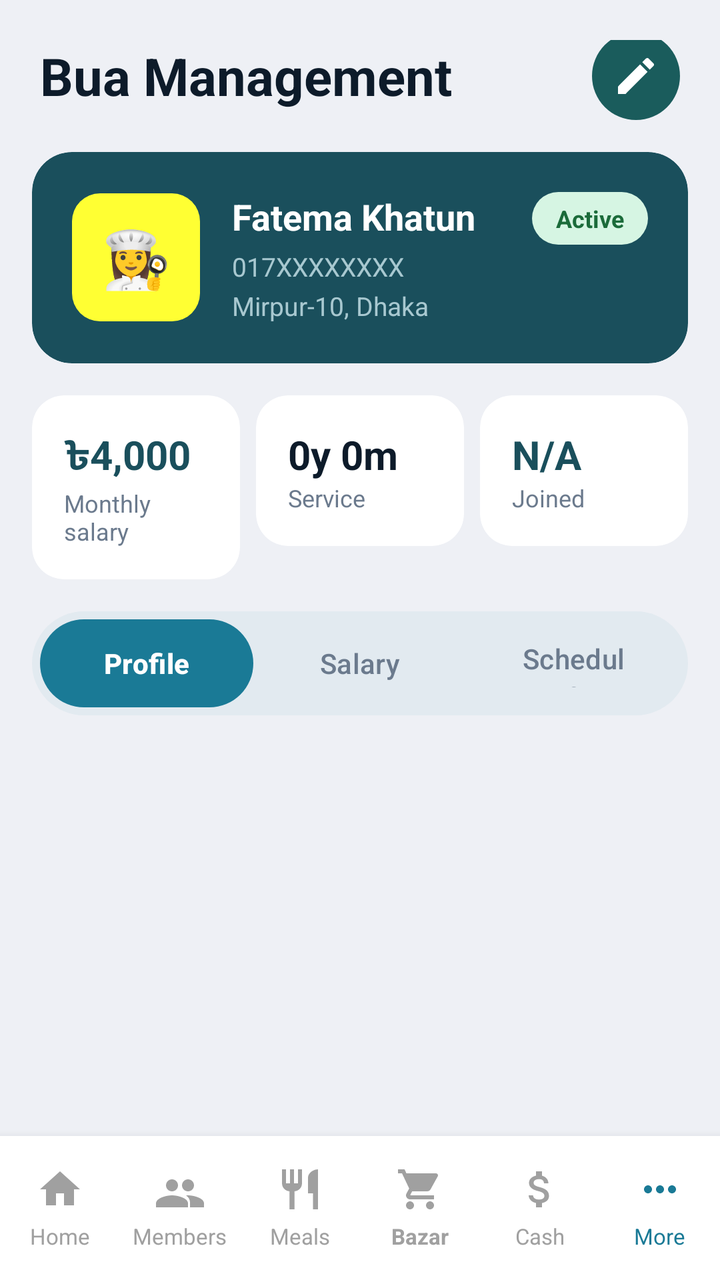
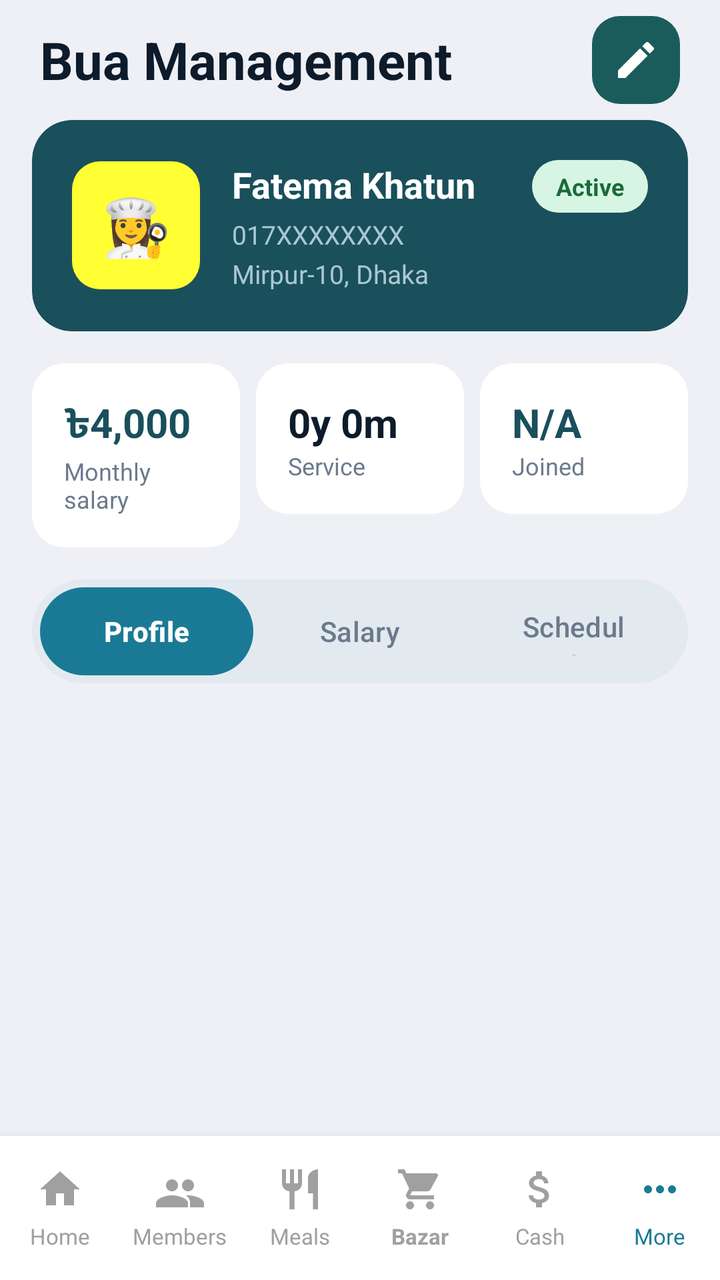

An Android layout rendered at two revisions. The XML below is the earlier revision; the diff shows what the commit changed to produce the second picture.
<!-- AndroidManifest.xml: application theme Theme.MessManagement -->
<!-- res/layout/activity_bua_management.xml -->
<?xml version="1.0" encoding="utf-8"?>
<LinearLayout
    xmlns:android="http://schemas.android.com/apk/res/android"
    xmlns:app="http://schemas.android.com/apk/res-auto"
    android:layout_width="match_parent"
    android:layout_height="match_parent"
    android:orientation="vertical"
    android:background="#EEF0F5">

    
    <RelativeLayout
        android:layout_width="match_parent"
        android:layout_height="wrap_content"
        android:paddingHorizontal="20dp"
        android:paddingTop="20dp"
        android:paddingBottom="12dp">

        <TextView
            android:layout_width="wrap_content"
            android:layout_height="wrap_content"
            android:layout_centerVertical="true"
            android:text="Bua Management"
            android:textColor="#0D1B2A"
            android:textSize="26sp"
            android:textStyle="bold" />

        <ImageButton
            android:id="@+id/btnEditBua"
            android:layout_width="44dp"
            android:layout_height="44dp"
            android:layout_alignParentEnd="true"
            android:layout_centerVertical="true"
            android:background="@drawable/bg_circle_teal"
            android:src="@drawable/ic_edit"
            android:contentDescription="Edit" />

    </RelativeLayout>

    <ScrollView
        android:layout_width="match_parent"
        android:layout_height="0dp"
        android:layout_weight="1"
        android:clipToPadding="false">

        <LinearLayout
            android:layout_width="match_parent"
            android:layout_height="wrap_content"
            android:orientation="vertical"
            android:paddingHorizontal="16dp">

            
            <androidx.cardview.widget.CardView
                android:layout_width="match_parent"
                android:layout_height="wrap_content"
                android:layout_marginBottom="16dp"
                app:cardCornerRadius="20dp"
                app:cardElevation="0dp"
                app:cardBackgroundColor="#1A4F5C">

                <RelativeLayout
                    android:layout_width="match_parent"
                    android:layout_height="wrap_content"
                    android:padding="20dp">

                    
                    <TextView
                        android:id="@+id/tvBuaAvatar"
                        android:layout_width="64dp"
                        android:layout_height="64dp"
                        android:background="@drawable/bg_avatar_white"
                        android:gravity="center"
                        android:text="👩‍🍳"
                        android:textSize="28sp"
                        android:layout_centerVertical="true" />

                    
                    <TextView
                        android:layout_width="wrap_content"
                        android:layout_height="wrap_content"
                        android:layout_alignParentEnd="true"
                        android:layout_alignParentTop="true"
                        android:background="@drawable/bg_badge_active"
                        android:paddingHorizontal="12dp"
                        android:paddingVertical="5dp"
                        android:text="Active"
                        android:textColor="#1B6B3A"
                        android:textSize="12sp"
                        android:textStyle="bold" />

                    
                    <LinearLayout
                        android:layout_width="match_parent"
                        android:layout_height="wrap_content"
                        android:layout_toEndOf="@id/tvBuaAvatar"
                        android:layout_centerVertical="true"
                        android:orientation="vertical"
                        android:paddingStart="16dp">

                        <TextView
                            android:id="@+id/tvBuaNameHeader"
                            android:layout_width="wrap_content"
                            android:layout_height="wrap_content"
                            android:text="Fatema Khatun"
                            android:textColor="#FFFFFF"
                            android:textSize="18sp"
                            android:textStyle="bold"
                            android:layout_marginBottom="4dp" />

                        <TextView
                            android:id="@+id/tvBuaPhoneHeader"
                            android:layout_width="wrap_content"
                            android:layout_height="wrap_content"
                            android:text="017XXXXXXXX"
                            android:textColor="#A8C8D0"
                            android:textSize="13sp"
                            android:layout_marginBottom="2dp" />

                        <TextView
                            android:id="@+id/tvBuaAddressHeader"
                            android:layout_width="wrap_content"
                            android:layout_height="wrap_content"
                            android:text="Mirpur-10, Dhaka"
                            android:textColor="#A8C8D0"
                            android:textSize="13sp" />

                    </LinearLayout>

                </RelativeLayout>

            </androidx.cardview.widget.CardView>

            
            <LinearLayout
                android:layout_width="match_parent"
                android:layout_height="wrap_content"
                android:orientation="horizontal"
                android:layout_marginBottom="16dp">

                
                <androidx.cardview.widget.CardView
                    android:layout_width="0dp"
                    android:layout_height="wrap_content"
                    android:layout_weight="1"
                    android:layout_marginEnd="8dp"
                    app:cardCornerRadius="16dp"
                    app:cardElevation="0dp"
                    app:cardBackgroundColor="#FFFFFF">
                    <LinearLayout
                        android:layout_width="match_parent"
                        android:layout_height="wrap_content"
                        android:orientation="vertical"
                        android:padding="16dp">
                        <TextView
                            android:id="@+id/tvBuaSalaryStat"
                            android:layout_width="wrap_content"
                            android:layout_height="wrap_content"
                            android:text="৳4,000"
                            android:textColor="#1A4F5C"
                            android:textSize="20sp"
                            android:textStyle="bold" />
                        <TextView
                            android:layout_width="wrap_content"
                            android:layout_height="wrap_content"
                            android:text="Monthly salary"
                            android:textColor="#6B7A8D"
                            android:textSize="12sp" />
                    </LinearLayout>
                </androidx.cardview.widget.CardView>

                
                <androidx.cardview.widget.CardView
                    android:layout_width="0dp"
                    android:layout_height="wrap_content"
                    android:layout_weight="1"
                    android:layout_marginEnd="8dp"
                    app:cardCornerRadius="16dp"
                    app:cardElevation="0dp"
                    app:cardBackgroundColor="#FFFFFF">
                    <LinearLayout
                        android:layout_width="match_parent"
                        android:layout_height="wrap_content"
                        android:orientation="vertical"
                        android:padding="16dp">
                        <TextView
                            android:id="@+id/tvBuaServiceStat"
                            android:layout_width="wrap_content"
                            android:layout_height="wrap_content"
                            android:text="0y 0m"
                            android:textColor="#0D1B2A"
                            android:textSize="20sp"
                            android:textStyle="bold" />
                        <TextView
                            android:layout_width="wrap_content"
                            android:layout_height="wrap_content"
                            android:text="Service"
                            android:textColor="#6B7A8D"
                            android:textSize="12sp" />
                    </LinearLayout>
                </androidx.cardview.widget.CardView>

                
                <androidx.cardview.widget.CardView
                    android:layout_width="0dp"
                    android:layout_height="wrap_content"
                    android:layout_weight="1"
                    app:cardCornerRadius="16dp"
                    app:cardElevation="0dp"
                    app:cardBackgroundColor="#FFFFFF">
                    <LinearLayout
                        android:layout_width="match_parent"
                        android:layout_height="wrap_content"
                        android:orientation="vertical"
                        android:padding="16dp">
                        <TextView
                            android:id="@+id/tvBuaJoinedStat"
                            android:layout_width="wrap_content"
                            android:layout_height="wrap_content"
                            android:text="N/A"
                            android:textColor="#1A4F5C"
                            android:textSize="20sp"
                            android:textStyle="bold" />
                        <TextView
                            android:layout_width="wrap_content"
                            android:layout_height="wrap_content"
                            android:text="Joined"
                            android:textColor="#6B7A8D"
                            android:textSize="12sp" />
                    </LinearLayout>
                </androidx.cardview.widget.CardView>

            </LinearLayout>

            
            <LinearLayout
                android:layout_width="match_parent"
                android:layout_height="52dp"
                android:orientation="horizontal"
                android:background="@drawable/bg_tab_container"
                android:padding="4dp"
                android:layout_marginBottom="16dp">

                <Button
                    android:id="@+id/btnTabProfile"
                    android:layout_width="0dp"
                    android:layout_height="match_parent"
                    android:layout_weight="1"
                    android:background="@drawable/bg_tab_active"
                    android:text="Profile"
                    android:textColor="#FFFFFF"
                    android:textSize="14sp"
                    android:textStyle="bold" />

                <Button
                    android:id="@+id/btnTabSalary"
                    android:layout_width="0dp"
                    android:layout_height="match_parent"
                    android:layout_weight="1"
                    android:background="@android:color/transparent"
                    android:text="Salary"
                    android:textColor="#6B7A8D"
                    android:textSize="14sp" />

                <Button
                    android:id="@+id/btnTabSchedule"
                    android:layout_width="0dp"
                    android:layout_height="match_parent"
                    android:layout_weight="1"
                    android:background="@android:color/transparent"
                    android:text="Schedule"
                    android:textColor="#6B7A8D"
                    android:textSize="14sp" />

            </LinearLayout>

            
            <FrameLayout
                android:id="@+id/tabContent"
                android:layout_width="match_parent"
                android:layout_height="wrap_content" />

        </LinearLayout>

    </ScrollView>

    <LinearLayout
        android:id="@+id/bottom_nav"
        android:layout_width="match_parent"
        android:layout_height="72dp"
        android:background="@drawable/bottom_nav_background"
        android:baselineAligned="false"
        android:elevation="8dp"
        android:orientation="horizontal"
        app:layout_constraintBottom_toBottomOf="parent">

        
        <LinearLayout
            android:id="@+id/btn_home_layout"
            android:layout_width="0dp"
            android:layout_height="match_parent"
            android:layout_weight="1"
            android:clickable="true"
            android:focusable="true"
            android:background="?attr/selectableItemBackground"
            android:gravity="center"
            android:orientation="vertical">
            <ImageView
                android:layout_width="24dp"
                android:layout_height="24dp"
                android:contentDescription="@string/nav_home"
                android:src="@drawable/ic_home"
                app:tint="@color/nav_inactive" />
            <TextView
                android:layout_width="wrap_content"
                android:layout_height="wrap_content"
                android:layout_marginTop="4dp"
                android:text="@string/nav_home"
                android:textColor="@color/nav_inactive"
                android:textSize="11sp" />
        </LinearLayout>

        
        <LinearLayout
            android:id="@+id/btn_member_layout"
            android:layout_width="0dp"
            android:layout_height="match_parent"
            android:layout_weight="1"
            android:clickable="true"
            android:focusable="true"
            android:background="?attr/selectableItemBackground"
            android:gravity="center"
            android:orientation="vertical">
            <ImageView
                android:layout_width="24dp"
                android:layout_height="24dp"
                android:contentDescription="@string/nav_members"
                android:src="@drawable/ic_members"
                app:tint="@color/nav_inactive" />
            <TextView
                android:layout_width="wrap_content"
                android:layout_height="wrap_content"
                android:layout_marginTop="4dp"
                android:text="@string/nav_members"
                android:textColor="@color/nav_inactive"
                android:textSize="11sp" />
        </LinearLayout>

        
        <LinearLayout
            android:id="@+id/btn_meals_layout"
            android:layout_width="0dp"
            android:layout_height="match_parent"
            android:layout_weight="1"
            android:clickable="true"
            android:focusable="true"
            android:background="?attr/selectableItemBackground"
            android:gravity="center"
            android:orientation="vertical">
            <ImageView
                android:layout_width="24dp"
                android:layout_height="24dp"
                android:contentDescription="@string/nav_meals"
                android:src="@drawable/ic_meals"
                app:tint="@color/nav_inactive" />
            <TextView
                android:layout_width="wrap_content"
                android:layout_height="wrap_content"
                android:layout_marginTop="4dp"
                android:text="@string/nav_meals"
                android:textColor="@color/nav_inactive"
                android:textSize="11sp" />
        </LinearLayout>

        
        <LinearLayout
            android:id="@+id/btn_bazar_layout"
            android:layout_width="0dp"
            android:layout_height="match_parent"
            android:layout_weight="1"
            android:clickable="true"
            android:focusable="true"
            android:background="?attr/selectableItemBackground"
            android:gravity="center"
            android:orientation="vertical">
            <ImageView
                android:layout_width="24dp"
                android:layout_height="24dp"
                android:contentDescription="@string/nav_bazar"
                android:src="@drawable/ic_bazar"
                app:tint="@color/nav_inactive" />
            <TextView
                android:layout_width="wrap_content"
                android:layout_height="wrap_content"
                android:layout_marginTop="4dp"
                android:text="@string/nav_bazar"
                android:textColor="@color/nav_inactive"
                android:textSize="11sp"
                android:textStyle="bold" />
        </LinearLayout>

        
        <LinearLayout
            android:id="@+id/btn_cash_layout"
            android:layout_width="0dp"
            android:layout_height="match_parent"
            android:layout_weight="1"
            android:clickable="true"
            android:focusable="true"
            android:background="?attr/selectableItemBackground"
            android:gravity="center"
            android:orientation="vertical">
            <ImageView
                android:layout_width="24dp"
                android:layout_height="24dp"
                android:contentDescription="@string/nav_cash"
                android:src="@drawable/ic_cash"
                app:tint="@color/nav_inactive" />
            <TextView
                android:layout_width="wrap_content"
                android:layout_height="wrap_content"
                android:layout_marginTop="4dp"
                android:text="@string/nav_cash"
                android:textColor="@color/nav_inactive"
                android:textSize="11sp" />
        </LinearLayout>

        
        <LinearLayout
            android:id="@+id/btn_more_layout"
            android:layout_width="0dp"
            android:layout_height="match_parent"
            android:layout_weight="1"
            android:clickable="true"
            android:focusable="true"
            android:background="?attr/selectableItemBackground"
            android:gravity="center"
            android:orientation="vertical">
            <ImageView
                android:layout_width="24dp"
                android:layout_height="24dp"
                android:contentDescription="@string/nav_more"
                android:src="@drawable/ic_more"
                app:tint="@color/nav_active" />
            <TextView
                android:layout_width="wrap_content"
                android:layout_height="wrap_content"
                android:layout_marginTop="4dp"
                android:text="@string/nav_more"
                android:textColor="@color/nav_active"
                android:textSize="11sp" />
        </LinearLayout>

    </LinearLayout>


</LinearLayout>
<!-- resources referenced by this layout -->
<resources>
  <color name="nav_active">#1a7a96</color>
  <color name="nav_inactive">#a0a0a0</color>
  <!-- drawable bg_avatar_white (drawable) -->
  <?xml version="1.0" encoding="utf-8"?>
  <shape xmlns:android="http://schemas.android.com/apk/res/android"
      android:shape="rectangle">
      <solid android:color="#FFFFFF33" />
      <corners android:radius="14dp" />
  </shape>
  <!-- drawable bg_badge_active (drawable) -->
  <?xml version="1.0" encoding="utf-8"?>
  <shape xmlns:android="http://schemas.android.com/apk/res/android"
      android:shape="rectangle">
      <solid android:color="#D6F5E3" />
      <corners android:radius="20dp" />
  </shape>
  <!-- drawable bg_circle_teal (drawable) -->
  <?xml version="1.0" encoding="utf-8"?>
  <shape xmlns:android="http://schemas.android.com/apk/res/android"
      android:shape="oval">
      <solid android:color="#1A5C5C" />
  </shape>
  <!-- drawable bg_tab_active (drawable) -->
  <?xml version="1.0" encoding="utf-8"?>
  <shape xmlns:android="http://schemas.android.com/apk/res/android"
      android:shape="rectangle">
      <solid android:color="#1A4F5C" />
      <corners android:radius="26dp" />
  </shape>
  <!-- drawable bg_tab_container (drawable) -->
  <?xml version="1.0" encoding="utf-8"?>
  <shape xmlns:android="http://schemas.android.com/apk/res/android"
      android:shape="rectangle">
      <solid android:color="#E2EAF0" />
      <corners android:radius="30dp" />
  </shape>
  <!-- drawable bottom_nav_background (drawable) -->
  <?xml version="1.0" encoding="utf-8"?>
  <shape xmlns:android="http://schemas.android.com/apk/res/android">
      <solid android:color="@color/white" />
  </shape>
  <!-- drawable ic_edit (drawable) -->
  <?xml version="1.0" encoding="utf-8"?>
  <vector xmlns:android="http://schemas.android.com/apk/res/android"
      android:width="24dp"
      android:height="24dp"
      android:viewportWidth="24"
      android:viewportHeight="24">
      <path
          android:fillColor="#FFFFFF"
          android:pathData="M3,17.25V21h3.75L17.81,9.94l-3.75,-3.75L3,17.25zM20.71,7.04c0.39,-0.39 0.39,-1.02 0,-1.41l-2.34,-2.34c-0.39,-0.39 -1.02,-0.39 -1.41,0l-1.83,1.83 3.75,3.75 1.83,-1.83z" />
  </vector>
  <!-- drawable ic_home (drawable) -->
  <vector xmlns:android="http://schemas.android.com/apk/res/android"
      android:width="24dp"
      android:height="24dp"
      android:viewportWidth="24"
      android:viewportHeight="24">
      <path
          android:fillColor="@android:color/black"
          android:pathData="M10,20V14H14V20H19V12H22L12,3L2,12H5V20H10Z" />
  </vector>
  <!-- drawable ic_meals (drawable) -->
  <vector xmlns:android="http://schemas.android.com/apk/res/android"
      android:width="24dp"
      android:height="24dp"
      android:viewportWidth="24"
      android:viewportHeight="24">
      <path
          android:fillColor="@android:color/black"
          android:pathData="M11,9H9V2H7V9H5V2H3V9C3,11.12 4.66,12.84 6.75,12.97V22H9.25V12.97C11.34,12.84 13,11.12 13,9V2H11V9M16,6V14H18.5V22H21V2C18.24,2 16,4.24 16,6Z" />
  </vector>
  <string name="nav_bazar">Bazar</string>
  <string name="nav_cash">Cash</string>
  <string name="nav_home">Home</string>
  <string name="nav_meals">Meals</string>
  <string name="nav_members">Members</string>
  <string name="nav_more">More</string>
  <style name="Theme.MessManagement" parent="Theme.Material3.Light.NoActionBar">
          
          <item name="colorPrimary">@color/nav_active</item>
          <item name="colorOnPrimary">@color/white</item>
          
          <item name="colorSecondary">@color/bazar_card_end</item>
          <item name="colorOnSecondary">@color/white</item>
          
          <item name="android:statusBarColor">@color/primary_bg</item>
          <item name="android:windowLightStatusBar">true</item>
          <item name="android:fitsSystemWindows">true</item>
      </style>
  <color name="white">#FFFFFFFF</color>
  <color name="bazar_card_end">#2b8ab0</color>
  <color name="primary_bg">#1a4d63</color>
  <!-- unchanged entries left out for length: 4 -->
</resources>

<!-- the commit's change to res/layout/activity_bua_management.xml (unified diff, before → after) -->
@@ -10,10 +10,8 @@
     
     <RelativeLayout
         android:layout_width="match_parent"
-        android:layout_height="wrap_content"
-        android:paddingHorizontal="20dp"
-        android:paddingTop="20dp"
-        android:paddingBottom="12dp">
+        android:layout_height="60dp"
+        android:paddingHorizontal="20dp">
 
         <TextView
             android:layout_width="wrap_content"
@@ -28,6 +26,7 @@
             android:id="@+id/btnEditBua"
             android:layout_width="44dp"
             android:layout_height="44dp"
+            android:layout_marginTop="15dp"
             android:layout_alignParentEnd="true"
             android:layout_centerVertical="true"
             android:background="@drawable/bg_circle_teal"
<!-- resource entries referenced after the edit -->
@@ -19,8 +19,12 @@
   <!-- drawable bg_circle_teal (drawable) -->
   <?xml version="1.0" encoding="utf-8"?>
   <shape xmlns:android="http://schemas.android.com/apk/res/android"
-      android:shape="oval">
+      android:shape="rectangle">
+  
       <solid android:color="#1A5C5C" />
+  
+      <corners android:radius="14dp" />
+  
   </shape>
   <!-- drawable bg_tab_active (drawable) -->
   <?xml version="1.0" encoding="utf-8"?>
